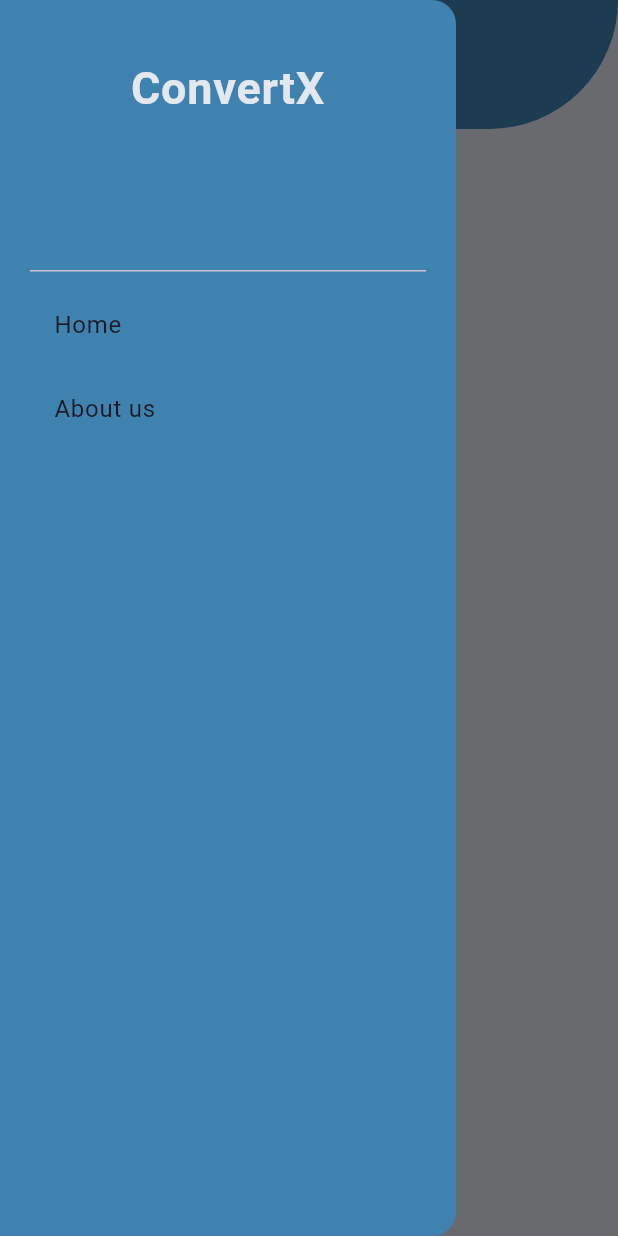
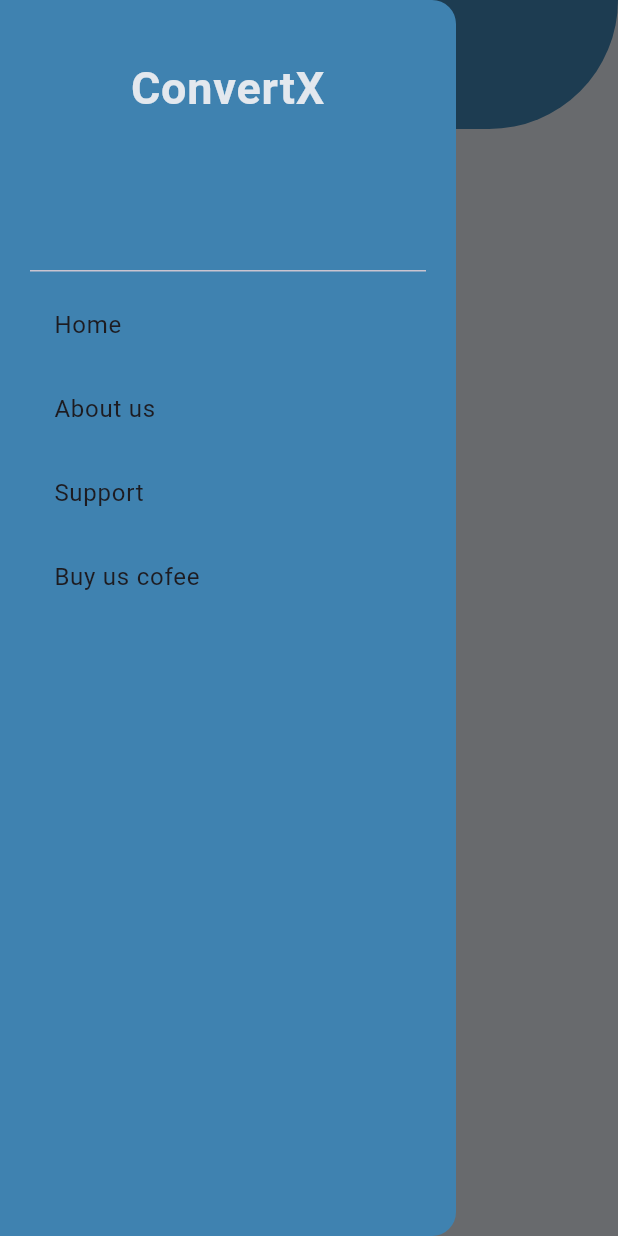
Before and after one commit to devdhan/ConvertX, a Flutter app: the Home screen opened directly, with the side drawer open, on a phone screen of 412 x 824 dp. Run offline on Flutter 3.47's test engine with Material 3 defaults, Android fonts, the light colour scheme and no system bars; Roboto replaces fonts that are missing (Kurale_Regular).

Commit message:
exchange update

```diff
--- a/lib/pages/home.dart
+++ b/lib/pages/home.dart
@@ -47,6 +47,14 @@ class Home extends StatelessWidget {
               title: const Text('About us'),
               onTap: () {},
             ),
+            ListTile(
+              title: const Text('Support'),
+              onTap: () {},
+            ),
+            ListTile(
+              title: const Text('Buy us cofee'),
+              onTap: () {},
+            ),
           ],
         ),
       ),
```
